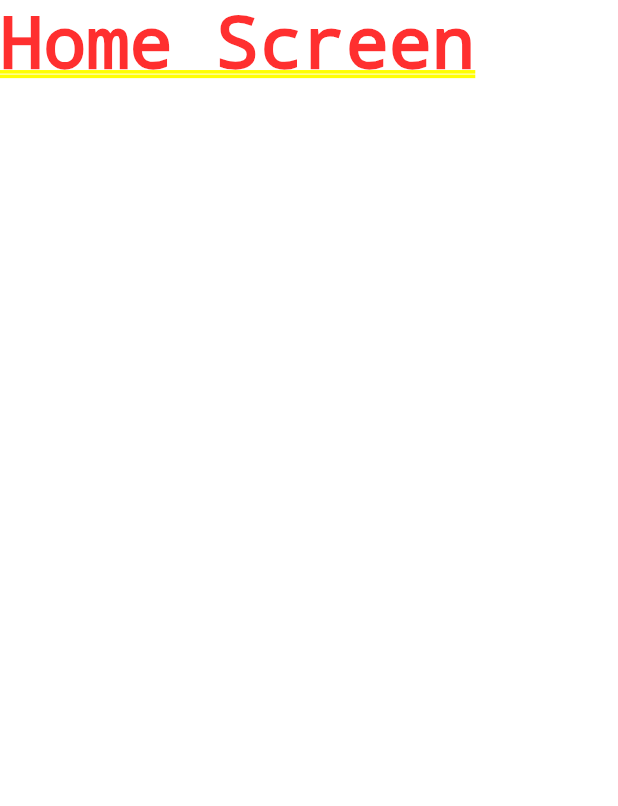
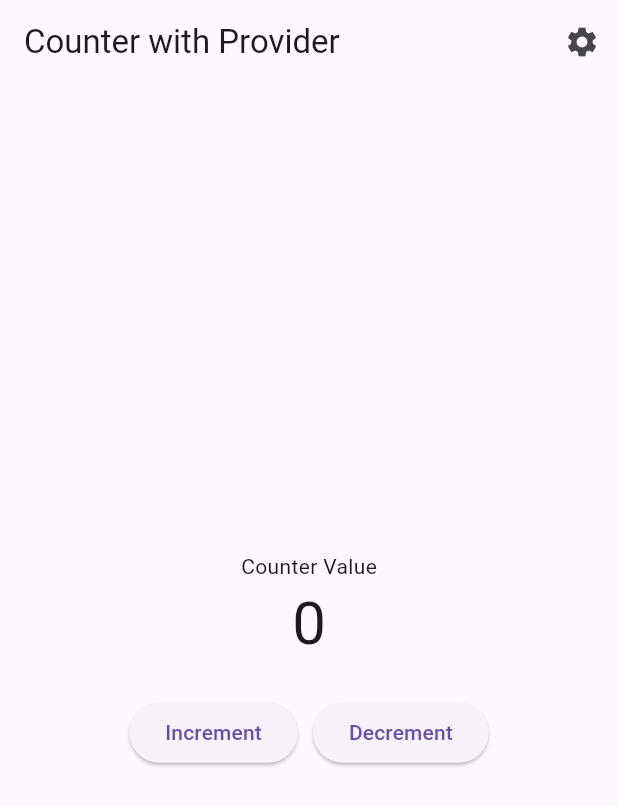
Before and after one commit to DarkElixirRain/Workshop-Flutter, a Flutter app: the screen it shows after launch, on a phone screen of 412 x 824 dp. Shown: the top 806 px of the screen. Run offline on Flutter 3.47's test engine with Material 3 defaults, Android fonts, the phone set to English and light mode, and no system bars.

Commit message:
Added Increment, Decrement and Reset

```diff
--- a/lib/main.dart
+++ b/lib/main.dart
@@ -2,7 +2,6 @@ import 'package:counterwithprovider/providers/counter_provides.dart';
 import 'package:counterwithprovider/routes.dart';
 import 'package:flutter/material.dart';
 import 'package:provider/provider.dart';
-import 'screens/home_screen.dart';
 
 void main() {
   runApp(ChangeNotifierProvider(
--- a/lib/screens/home_screen.dart
+++ b/lib/screens/home_screen.dart
@@ -1,10 +1,61 @@
+import 'package:counterwithprovider/providers/counter_provides.dart';
 import 'package:flutter/material.dart';
+import 'package:provider/provider.dart';
 
 class HomeScreen extends StatelessWidget {
   const HomeScreen({super.key});
 
   @override
   Widget build(BuildContext context) {
-    return const Text('Home Screen');
+    return Scaffold(
+      appBar: AppBar(
+        title: const Text('Counter with Provider'),
+        actions: [
+          IconButton(
+            onPressed: () {
+              Navigator.pushNamed(context, '/setting');
+            },
+            icon: const Icon(Icons.settings),
+          )
+        ],
+      ),
+
+      body: Center(
+        child: Column(
+          mainAxisAlignment: MainAxisAlignment.center,
+          children: [
+            const Text('Counter Value'),
+            Consumer<CounterProvider>(
+              builder: (context, counterProvider, child) {
+                return Text(
+                  '${counterProvider.counter}',
+                  style: const TextStyle(fontSize: 40),
+                );
+              },
+            ),
+            const SizedBox(height: 20),
+            Row(
+              mainAxisAlignment: MainAxisAlignment.center,
+              children: [
+                ElevatedButton(
+                  onPressed: () {
+                    Provider.of<CounterProvider>(context, listen: false).increment();
+                  },
+                  child: const Text('Increment'),
+                ),
+                const SizedBox(width: 10),
+                ElevatedButton(
+                  onPressed: () {
+                    Provider.of<CounterProvider>(context, listen: false).decrement();
+                  },
+                  child: const Text('Decrement'),
+                ),
+
+              ],
+            ),
+          ],
+        ),
+      ),
+    );
   }
 }
```
Also changed, not shown: lib/screens/setting_screen.dart (+39 -1 lines).
